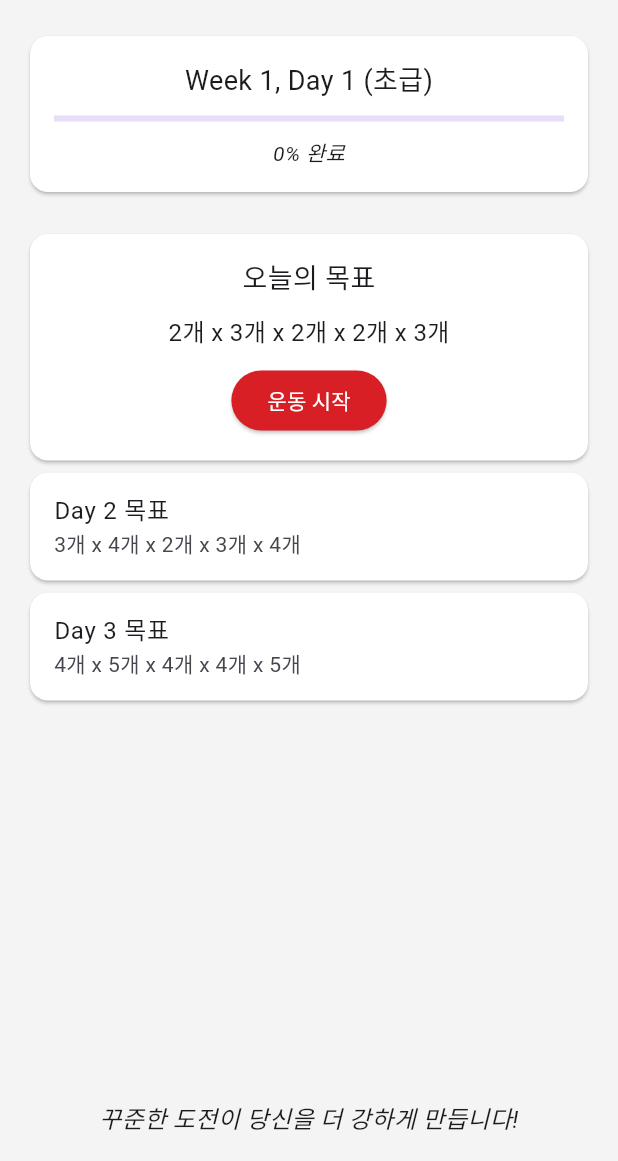
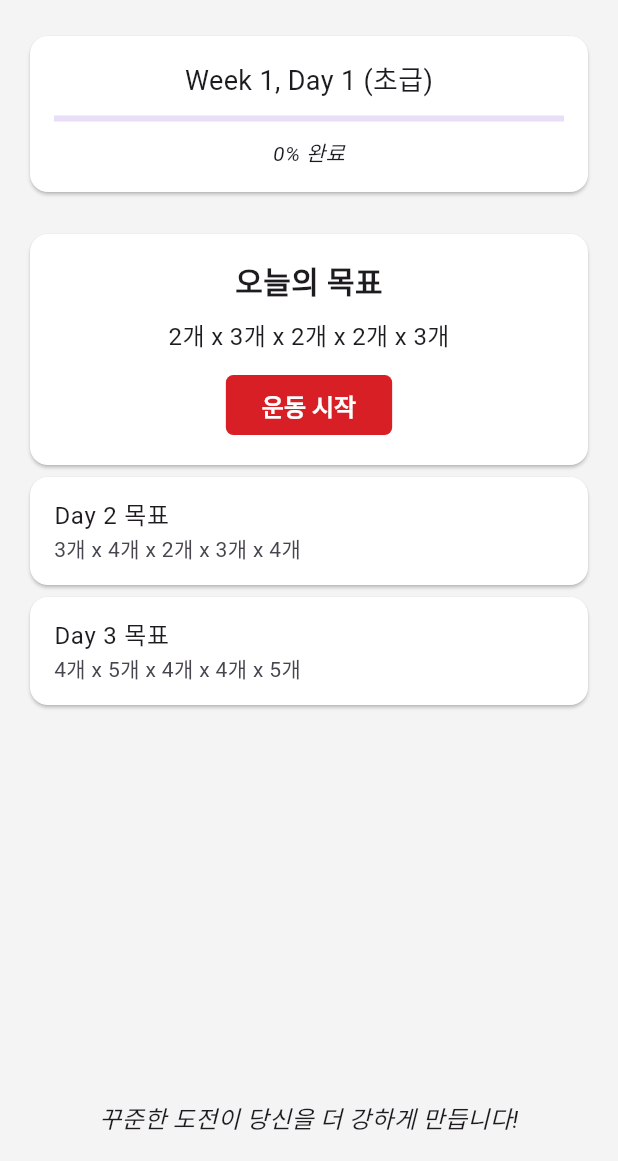
Before and after one commit to JYB0/push100, a Flutter app: the screen it shows after launch, after a tap on "테스트 완료", on a phone screen of 412 x 824 dp, the part 75-1236 px from its top. Run offline on Flutter 3.47's test engine with Material 3 defaults, Android fonts, the light colour scheme and no system bars; our stand-ins replace adaptive_dialog, flutter_local_notifications, google_fonts, shared_preferences, vibration.

Commit message:
test_ui_fix

```diff
--- a/lib/main.dart
+++ b/lib/main.dart
@@ -27,14 +27,32 @@
   );
 
   final bool isInitialTestSet = await checkInitialTest();
+  final Map<String, dynamic> progress =
+      await SharedPreferencesHelper.getProgress();
 
-  runApp(MyApp(isInitialTestSet: isInitialTestSet));
+  runApp(
+    MyApp(
+      isInitialTestSet: isInitialTestSet,
+      initialWeek: progress['currentWeek'],
+      initialDay: progress['currentDay'],
+      initialLevel: progress['level'],
+    ),
+  );
 }
 
 class MyApp extends StatelessWidget {
   final bool isInitialTestSet;
+  final int initialWeek;
+  final int initialDay;
+  final String initialLevel;
 
-  const MyApp({super.key, required this.isInitialTestSet});
+  const MyApp({
+    super.key,
+    required this.isInitialTestSet,
+    required this.initialWeek,
+    required this.initialDay,
+    required this.initialLevel,
+  });
 
   @override
   Widget build(BuildContext context) {
@@ -53,14 +71,22 @@
           style: ElevatedButton.styleFrom(
             backgroundColor: AppColors.redPrimary,
             foregroundColor: Colors.white,
+            textStyle: const TextStyle(
+              inherit: true,
+              fontWeight: FontWeight.bold,
+              fontSize: 16,
+            ),
+            elevation: 0,
+            shape:
+                RoundedRectangleBorder(borderRadius: BorderRadius.circular(5)),
           ),
         ),
       ),
       home: isInitialTestSet
-          ? const HomeScreen(
+          ? HomeScreen(
               pushupCount: 0,
-              week: 1,
-              level: "초급",
+              week: initialWeek,
+              level: initialLevel,
             )
           : const InitialTestScreen(),
     );
--- a/lib/screens/initial_test_screen.dart
+++ b/lib/screens/initial_test_screen.dart
@@ -2,6 +2,7 @@
 import 'package:flutter/services.dart';
 import 'package:push100/helpers/shared_preferences_helper.dart';
 import 'package:push100/helpers/workout_helper.dart';
+import 'package:push100/main.dart';
 import 'package:push100/screens/home_screen.dart';
 
 class InitialTestScreen extends StatefulWidget {
@@ -43,12 +44,13 @@
     const textStyle = TextStyle(
       fontSize: 48,
       fontWeight: FontWeight.bold,
-      color: Colors.blue,
+      color: AppColors.redPrimary,
     );
 
     return GestureDetector(
       onTap: _dismissKeyboard,
       child: Scaffold(
+        resizeToAvoidBottomInset: false,
         body: Center(
           child: Padding(
             padding: const EdgeInsets.all(16.0),
@@ -72,6 +74,15 @@
                     controller: _controller,
                     keyboardType: TextInputType.number,
                     textAlign: TextAlign.center,
+                    showCursor: false,
+                    decoration: const InputDecoration(
+                      enabledBorder: UnderlineInputBorder(
+                        borderSide: BorderSide(color: AppColors.yellowPrimary),
+                      ),
+                      focusedBorder: UnderlineInputBorder(
+                        borderSide: BorderSide(color: AppColors.yellowPrimary),
+                      ),
+                    ),
                     style: textStyle,
                     inputFormatters: [
                       FilteringTextInputFormatter.digitsOnly, // 숫자만 허용
```
Also changed, not shown: lib/screens/home_screen.dart (+62 -20 lines), lib/screens/test_screen.dart (+13 -2 lines), lib/screens/workout_screen.dart (+37 -22 lines).
